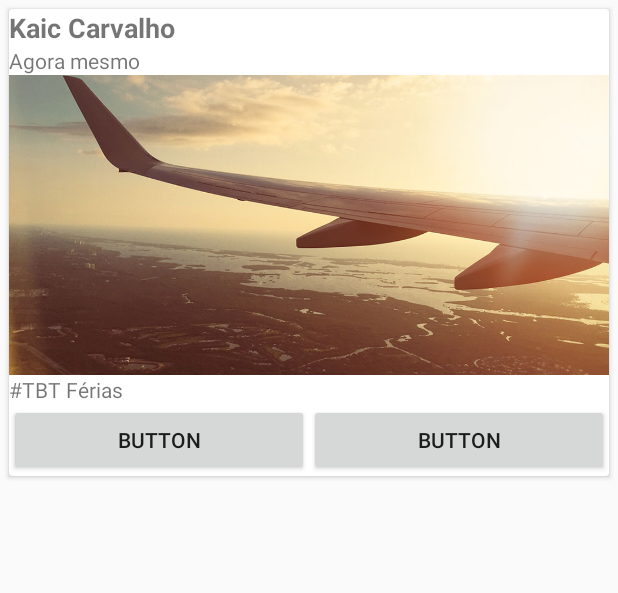
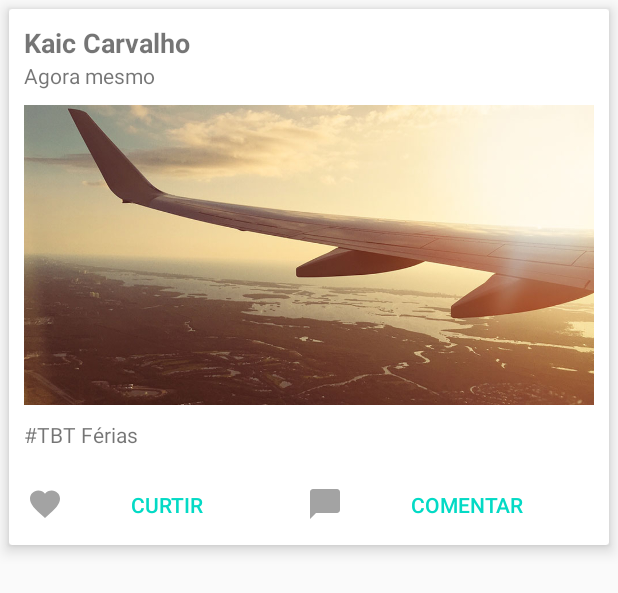
Before and after one commit to KaicFC/CardView, an Android app: the layout postagem_detalhe.xml on its own in the app's theme, with its tools: preview values and no code run, on a phone screen of 412 x 824 dp. Shown: the top 593 px of the screen. Run offline under Robolectric (Android 15) with nearby library versions, the phone set to English and light mode, and no system bars.

Commit message:
Finalização, com a criação da Classe "Postagem", foram adicionados os botões e finalizado o Layout.

```diff
--- /dev/null
+++ b/app/src/main/res/drawable/ic_chat_bubble_black_24dp.xml
@@ -0,0 +1,9 @@
+<vector xmlns:android="http://schemas.android.com/apk/res/android"
+        android:width="24dp"
+        android:height="24dp"
+        android:viewportWidth="24.0"
+        android:viewportHeight="24.0">
+    <path
+        android:fillColor="#A3A3A3"
+        android:pathData="M20,2H4c-1.1,0 -2,0.9 -2,2v18l4,-4h14c1.1,0 2,-0.9 2,-2V4c0,-1.1 -0.9,-2 -2,-2z"/>
+</vector>
--- /dev/null
+++ b/app/src/main/res/drawable/ic_favorite_black_24dp.xml
@@ -0,0 +1,9 @@
+<vector xmlns:android="http://schemas.android.com/apk/res/android"
+        android:width="24dp"
+        android:height="24dp"
+        android:viewportWidth="24.0"
+        android:viewportHeight="24.0">
+    <path
+        android:fillColor="#A3A3A3"
+        android:pathData="M12,21.35l-1.45,-1.32C5.4,15.36 2,12.28 2,8.5 2,5.42 4.42,3 7.5,3c1.74,0 3.41,0.81 4.5,2.09C13.09,3.81 14.76,3 16.5,3 19.58,3 22,5.42 22,8.5c0,3.78 -3.4,6.86 -8.55,11.54L12,21.35z"/>
+</vector>
--- a/app/src/main/res/layout/postagem_detalhe.xml
+++ b/app/src/main/res/layout/postagem_detalhe.xml
@@ -3,7 +3,8 @@
     xmlns:app="http://schemas.android.com/apk/res-auto"
     android:layout_width="match_parent"
     android:layout_height="wrap_content"
-    android:layout_margin="6dp">
+    android:layout_margin="6dp"
+    app:cardElevation="6dp">
 
 
     <LinearLayout
@@ -14,9 +15,11 @@
         <LinearLayout
             android:layout_width="match_parent"
             android:layout_height="match_parent"
-            android:orientation="vertical">
+            android:orientation="vertical"
+            android:padding="10dp">
 
             <TextView
+                android:id="@+id/textNome"
                 android:layout_width="match_parent"
                 android:layout_height="wrap_content"
                 android:text="Kaic Carvalho"
@@ -30,16 +33,18 @@
                 android:text="Agora mesmo" />
 
             <ImageView
-                android:id="@+id/imageView"
+                android:id="@+id/imagePostagem"
                 android:layout_width="match_parent"
                 android:layout_height="200dp"
+                android:layout_marginTop="10dp"
                 android:scaleType="centerCrop"
                 app:srcCompat="@drawable/imagem1" />
 
             <TextView
-                android:id="@+id/textView"
+                android:id="@+id/textPostagem"
                 android:layout_width="match_parent"
                 android:layout_height="wrap_content"
+                android:layout_marginTop="10dp"
                 android:text="#TBT Férias" />
         </LinearLayout>
 
@@ -50,17 +55,21 @@
 
             <Button
                 android:id="@+id/button"
+                style="?attr/buttonBarButtonStyle"
                 android:layout_width="wrap_content"
                 android:layout_height="wrap_content"
                 android:layout_weight="1"
-                android:text="Button" />
+                android:drawableLeft="@drawable/ic_favorite_black_24dp"
+                android:text="Curtir" />
 
             <Button
                 android:id="@+id/button2"
+                style="?attr/buttonBarButtonStyle"
                 android:layout_width="wrap_content"
                 android:layout_height="wrap_content"
                 android:layout_weight="1"
-                android:text="Button" />
+                android:drawableLeft="@drawable/ic_chat_bubble_black_24dp"
+                android:text="Comentar" />
         </LinearLayout>
     </LinearLayout>
 
```
Also changed, not shown: app/src/main/java/com/cursoandroid/cardview/activity/MainActivity.java (+27 -1 lines), app/src/main/java/com/cursoandroid/cardview/adapter/PostagemAdapter.java (+30 -6 lines), app/src/main/java/com/cursoandroid/cardview/model/Postagem.java (added, +41 -0 lines).
